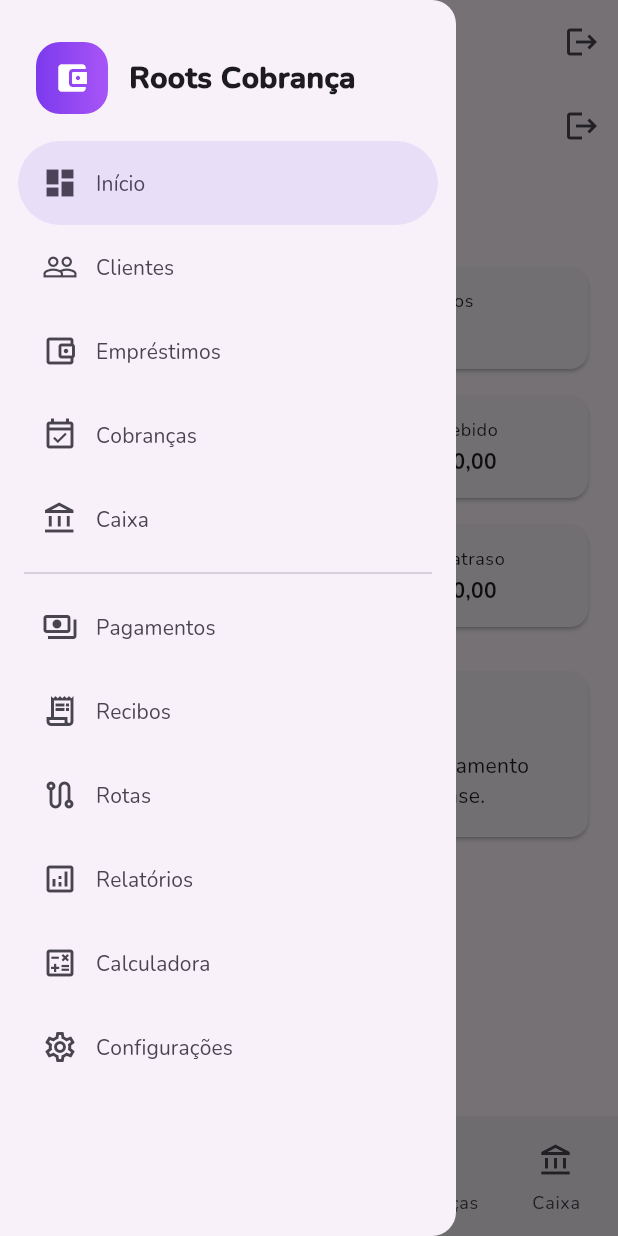
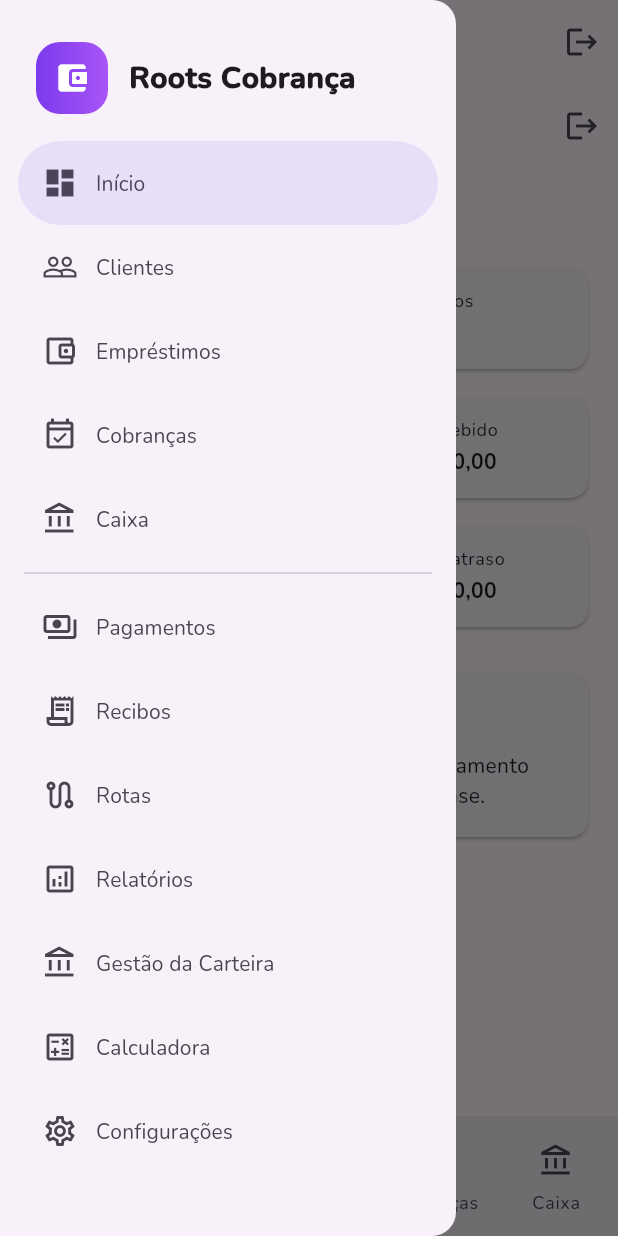
Before and after one commit to jurista711/Cobrapp12, a Flutter app: the screen it shows once a user with an empty profile is signed in, with the side drawer open, on a phone screen of 412 x 824 dp. Run offline on Flutter 3.47's test engine with Material 3 defaults, Android fonts, the phone set to English and light mode, and no system bars; our stand-ins replace printing, share_plus, supabase_flutter; accounts and stored records are empty.

Commit message:
fix: corrigir navegação e calculadora [navigation-fix]

```diff
--- a/lib/calculator_page.dart
+++ b/lib/calculator_page.dart
@@ -118,8 +118,11 @@ class _CalculatorPageState extends State<CalculatorPage> {
         ),
         const SizedBox(height: 16),
         Card(
+          elevation: 0,
+          color: const Color(0xFFF4EEFF),
+          shape: RoundedRectangleBorder(borderRadius: BorderRadius.circular(24), side: const BorderSide(color: Color(0xFFE1D2FF))),
           child: Padding(
-            padding: const EdgeInsets.all(16),
+            padding: const EdgeInsets.all(18),
             child: Column(
               children: [
                 TextField(
--- a/lib/main.dart
+++ b/lib/main.dart
@@ -259,8 +259,9 @@ class _HomePageState extends State<HomePage> {
       case 6: return const ReceiptsPage();
       case 7: return const RoutesPage();
       case 8: return const ReportsPage();
-      case 9: return const CalculatorPage();
-      case 10: return const SettingsPage();
+      case 9: return const PortfolioPage();
+      case 10: return const CalculatorPage();
+      case 11: return const SettingsPage();
       default: return const DashboardPage();
     }
   }
@@ -286,6 +287,7 @@ class _HomePageState extends State<HomePage> {
           NavigationDrawerDestination(icon:Icon(Icons.receipt_long_outlined),selectedIcon:Icon(Icons.receipt_long),label:Text('Recibos')),
           NavigationDrawerDestination(icon:Icon(Icons.route_outlined),selectedIcon:Icon(Icons.route),label:Text('Rotas')),
           NavigationDrawerDestination(icon:Icon(Icons.analytics_outlined),selectedIcon:Icon(Icons.analytics),label:Text('Relatórios')),
+          NavigationDrawerDestination(icon:Icon(Icons.account_balance_outlined),selectedIcon:Icon(Icons.account_balance),label:Text('Gestão da Carteira')),
           NavigationDrawerDestination(icon:Icon(Icons.calculate_outlined),selectedIcon:Icon(Icons.calculate),label:Text('Calculadora')),
           NavigationDrawerDestination(icon:Icon(Icons.settings_outlined),selectedIcon:Icon(Icons.settings),label:Text('Configurações')),
         ],
```
